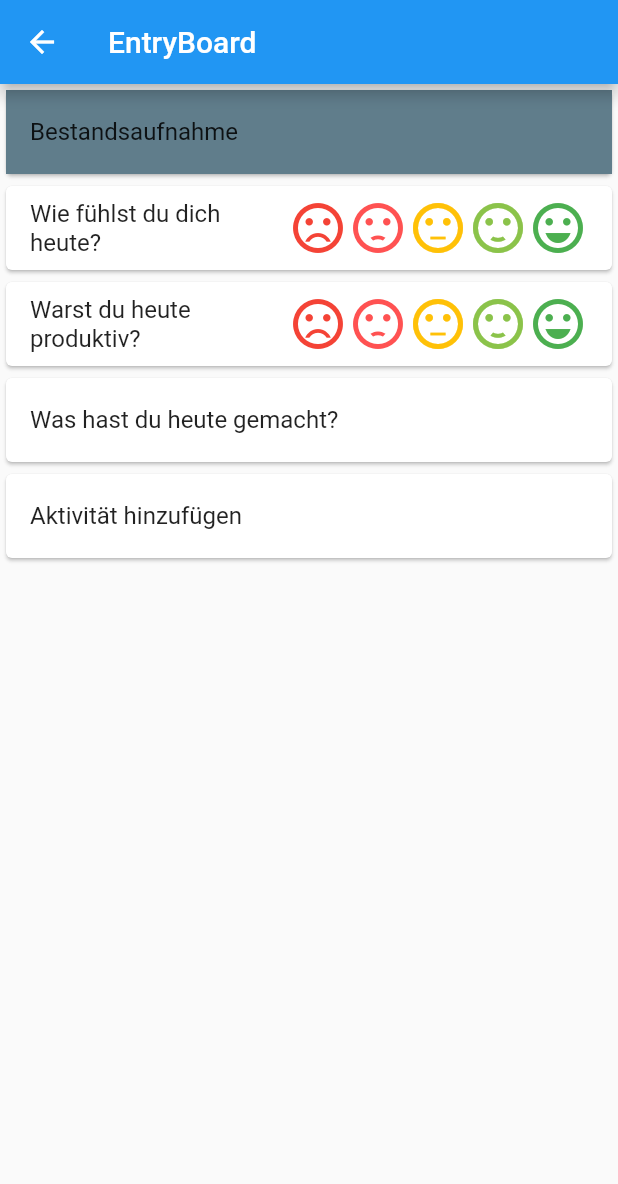
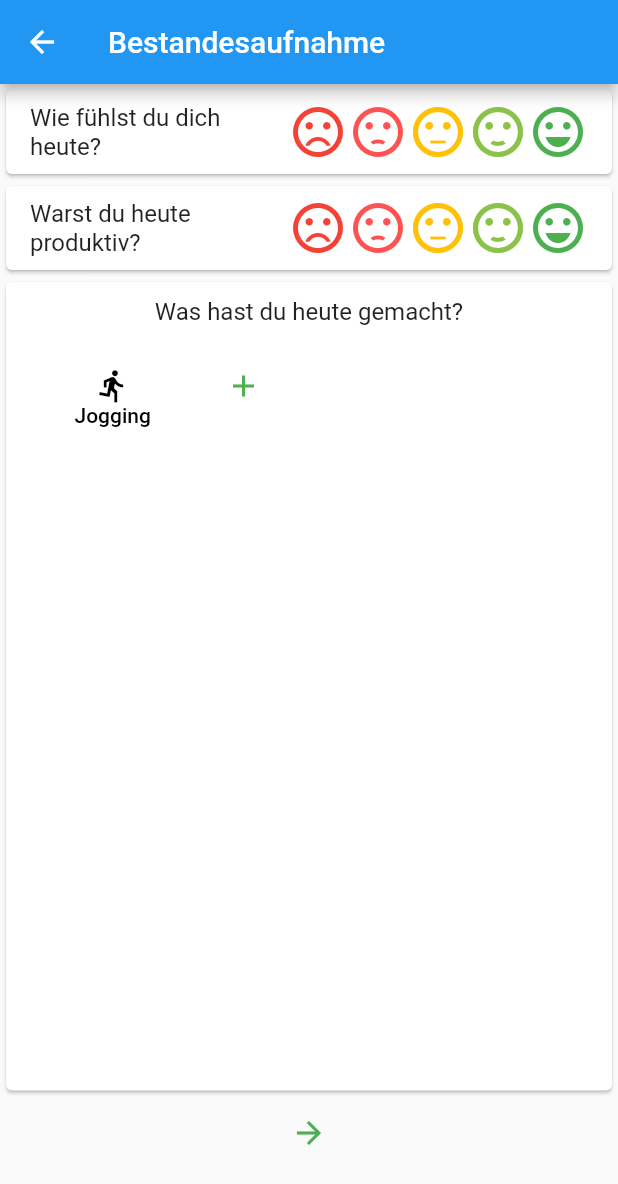
Before and after one commit to nighty34/Gluecksbarometer, a Flutter app: the screen it shows after launch, after a tap on "Aktion Eintragen", on a phone screen of 412 x 824 dp. Shown: the top 1184 px of the screen. Run offline on Flutter 3.47's test engine with Material 2 defaults, Android fonts, the phone set to English and light mode, and no system bars; drawn by our look-alikes of flutter_rating_bar; missing offline and left inert: flutter_material_pickers.

Commit message:
Complete first draft of main page

```diff
--- a/lib/main.dart
+++ b/lib/main.dart
@@ -1,18 +1,28 @@
-import 'package:flutter/animation.dart';
 import 'package:flutter/material.dart';
-import 'package:flutter_rating_bar/flutter_rating_bar.dart';
-import 'package:icon_picker/icon_picker.dart';
+import 'package:gluecks_barometer/src/controller/data_controller.dart';
+import 'package:gluecks_barometer/src/controller/new_activity_controller.dart';
+import 'package:gluecks_barometer/src/controller/new_datapoint_controller.dart';
+import 'package:gluecks_barometer/src/view/evaluation_tab.dart';
+import 'package:gluecks_barometer/src/view/overview_tab.dart';
+import 'package:gluecks_barometer/src/view/tips_tab.dart';
+import 'package:provider/provider.dart';
 
 void main() {
-  runApp(MyApp());
+  runApp(Gluecksbarometer());
 }
 
-class MyApp extends StatelessWidget {
+class Gluecksbarometer extends StatelessWidget {
   @override
   Widget build(BuildContext context) {
-    return MaterialApp(
-      home: Home(),
-    );
+    return MultiProvider(
+        providers: [
+          ChangeNotifierProvider(create: (_) => DataController()),
+          ChangeNotifierProvider(create: (_) => NewDatapointController()),
+          ChangeNotifierProvider(create: (_) => NewActivityController())
+        ],
+        child: MaterialApp(
+          home: Home(),
+        ));
   }
 }
 
@@ -29,211 +39,21 @@ class Home extends StatelessWidget {
                 bottom: TabBar(
                   indicatorColor: Colors.white,
                   tabs: [
-                    Tab(text: "Status",),
+                    Tab(
+                      text: "Übersicht",
+                    ),
                     Tab(text: "Auswertung"),
                     Tab(text: "Tipps")
                   ],
                 ),
-                title: Text("TEST"),
+                title: Text("Glücksbarometer"),
               ),
               body: TabBarView(
-                children: [
-                  buildStatus(context),
-                 buildEvulation(),
-                  buildTipps()
-                ],
+                children: [OverviewTab(), EvaluationTab(), TipsTab()],
               ),
             )
         ),
       ),
     );
   }
-
-  Widget buildStatus(BuildContext context){
-    return Center(child: ListView(
-      children: <Widget>[
-        Card(child: ListTile(
-          title: Text("Guten Tag, TEMP!"),
-          tileColor: Colors.blueGrey,
-
-          //TODO: LIST WITH FAVs
-
-        ),),
-
-        Card(child: ListTile(
-          title: Text("Aktion Eintragen "),
-          onTap: () {
-            Navigator.push(context,
-            MaterialPageRoute(builder: (context) => EntryBoard()));
-          },
-        ),),
-      ],
-    ),);
-  }
-
-
-  Widget buildEvulation(){
-    return  Center(child: ListView(),);
-  }
-
-  Widget buildTipps(){
-    return  Center(child: ListView(
-      children: <Widget>[
-        Card(
-          child: ListTile(
-            title: Text("Tipps"),
-            tileColor: Colors.blueGrey,
-          ),
-        )
-      ],
-    ),);
-  }
 }
-
-class EntryBoard extends StatelessWidget {
-  @override
-  Widget build(BuildContext context) {
-    return Scaffold(
-      backgroundColor: Colors.white,
-      body: SafeArea(
-        child: Scaffold(
-          appBar: AppBar(
-            title: Text("EntryBoard"),
-          ),
-          body: ListView(
-            children: <Widget>[
-              Card(
-                child: ListTile(
-                  title: Text("Bestandsaufnahme"),
-                  tileColor: Colors.blueGrey,
-                ),
-              ),
-              Card(
-                child: ListTile(
-                  title: Text("Wie fühlst du dich heute?"),
-                  trailing: ratingBar()
-                ),
-
-
-              ),
-              Card(
-                child: ListTile(title: Text("Warst du heute produktiv?"),
-                trailing: ratingBar(),),
-              ),
-              Card(
-                child: ListTile(title: Text("Was hast du heute gemacht?"),),
-              ),
-
-              //TODO: GENERATE ACTIVITIES
-
-
-              Card(child: ListTile(title: Text("Aktivität hinzufügen"),
-              onTap: () {
-                Navigator.push(context,
-                    MaterialPageRoute(builder: (context) => ActivityDesigner()));
-              }
-              ),)
-            ],
-          ),
-        ),
-      ),
-    );
-  }
-
-  //TODO: give purpose via Args or sth
-  Widget ratingBar(){
-    return RatingBar.builder(
-      initialRating: 5,
-      itemCount: 5,
-      itemBuilder: (context, index){
-        switch (index) {
-          case 0:
-            return Icon(
-              Icons.sentiment_very_dissatisfied,
-              color: Colors.red,
-            );
-          case 1:
-            return Icon(
-              Icons.sentiment_dissatisfied,
-              color: Colors.redAccent,
-            );
-          case 2:
-            return Icon(
-              Icons.sentiment_neutral,
-              color: Colors.amber,
-            );
-          case 3:
-            return Icon(
-              Icons.sentiment_satisfied,
-              color: Colors.lightGreen,
-            );
-          case 4:
-            return Icon(
-              Icons.sentiment_very_satisfied,
-              color: Colors.green,
-            );
-        }
-      },
-      onRatingUpdate: (rating){
-        print(rating);
-      },
-    );
-  }
-}
-
-class ActivityDesigner extends StatelessWidget {
-  final Map<String, IconData> myIconCollection = {
-    'favorite': Icons.favorite,
-    'home': Icons.home,
-    'android': Icons.android,
-    'album': Icons.album,
-    'ac_unit': Icons.ac_unit
-  };
-
-  @override
-  Widget build(BuildContext context) {
-    return Scaffold(
-      backgroundColor: Colors.white,
-      body: SafeArea(
-        child: Scaffold(
-          appBar: AppBar(
-            title: Text("Activity Designer"),
-          ),
-          body: ListView(
-            children: <Widget>[
-              Card(
-                child: ListTile(
-                  title: Text("Bestandsaufnahme"),
-                  tileColor: Colors.blueGrey,
-                ),
-              ),
-              Card(
-                child: ListTile(
-                  title: Text("Name"),
-                  trailing: Text("ENTRY"), //TODO: Replace with proper Textbox
-                ),
-              ),
-              Card(
-                child: ListTile( //TODO: NOT WORKING
-                  title: Text("Icon"),
-                  trailing: IconPicker(
-                      initialValue: 'favorite',
-                      icon: Icon(Icons.apps),
-                      labelText: "Icon",
-                      title: "Select an icon",
-                      cancelBtn: "CANCEL",
-                      enableSearch: true,
-                      searchHint: 'Search icon',
-                      iconCollection: myIconCollection,
-                      onChanged: (val) => print(val),
-                      onSaved: (val) => print(val),
-                  ),
-                ),
-              )
-            ],
-          ),
-        ),
-      ),
-    );
-  }
-}
--- /dev/null
+++ b/lib/src/controller/new_activity_controller.dart
@@ -0,0 +1,30 @@
+import 'package:flutter/cupertino.dart';
+import 'package:flutter/material.dart';
+
+class NewActivityController extends ChangeNotifier {
+  String _icon;
+  String _name;
+
+  NewActivityController() {
+    reset();
+  }
+
+  String get icon => _icon;
+
+  set icon(String value) {
+    _icon = value;
+    notifyListeners();
+  }
+
+  String get name => _name;
+
+  set name(String value) {
+    _name = value;
+    notifyListeners();
+  }
+
+  reset() {
+    _icon = "run";
+    _name = "";
+  }
+}
--- /dev/null
+++ b/lib/src/controller/new_datapoint_controller.dart
@@ -0,0 +1,50 @@
+import 'package:flutter/cupertino.dart';
+import 'package:gluecks_barometer/src/model/activity.dart';
+import 'package:gluecks_barometer/src/model/mood.dart';
+
+class NewDatapointController extends ChangeNotifier {
+  Mood _mood;
+  List<Activity> _chosenActivities;
+  Mood _productivity;
+
+  NewDatapointController() {
+    reset();
+  }
+
+  Mood get mood => _mood;
+
+  set mood(Mood mood) {
+    _mood = mood;
+    notifyListeners();
+  }
+
+  Mood get productivity => _productivity;
+
+  set productivity(Mood mood) {
+    _productivity = mood;
+    notifyListeners();
+  }
+
+  List<Activity> get chosenActivities => _chosenActivities;
+
+  set chosenActivities(List<Activity> activities) {
+    _chosenActivities = activities;
+    notifyListeners();
+  }
+
+  addChosenActivity(Activity activity) {
+    _chosenActivities.add(activity);
+    notifyListeners();
+  }
+
+  removeChosenActivity(Activity activity) {
+    _chosenActivities.remove(activity);
+    notifyListeners();
+  }
+
+  reset() {
+    _mood = Mood.very_satisfied;
+    _chosenActivities = List.empty(growable: true);
+    _productivity = Mood.very_satisfied;
+  }
+}
--- a/lib/src/model/entry.dart
+++ b/lib/src/model/entry.dart
@@ -1,13 +1,10 @@
-import 'package:gluecks_barometer/src/model/activity.dart';
-import './entry.dart';
-
+import 'package:gluecks_barometer/src/model/mood.dart';
 
 class Entry {
-  Activity activity;
+  List<String> activity;
   DateTime entryDate;
-  var productivityValue;
-  var feelingValue;
+  Mood mood;
+  Mood productivity;
 
-  ///Entry Constructor
-  Entry(this.activity, this.entryDate, this.productivityValue, this.feelingValue);
+  Entry(this.activity, this.entryDate, this.mood, this.productivity);
 }
--- /dev/null
+++ b/lib/src/model/mood.dart
@@ -0,0 +1,7 @@
+enum Mood {
+  very_dissatisfied,
+  dissatisfied,
+  neutral,
+  satisfied,
+  very_satisfied
+}
--- /dev/null
+++ b/lib/src/model/tips.dart
@@ -0,0 +1,6 @@
+class Tips {
+  String title;
+  String content;
+
+  Tips(this.title, this.content);
+}
--- /dev/null
+++ b/lib/src/view/mood_rating_bar.dart
@@ -0,0 +1,52 @@
+import 'package:flutter/cupertino.dart';
+import 'package:flutter/material.dart';
+import 'package:flutter_rating_bar/flutter_rating_bar.dart';
+import 'package:gluecks_barometer/src/model/mood.dart';
+
+class MoodRatingBar extends StatelessWidget {
+  Function(Mood) _onChange;
+
+  MoodRatingBar(Function(Mood) onChange) {
+    _onChange = onChange;
+  }
+
+  @override
+  Widget build(BuildContext context) {
+    return RatingBar.builder(
+      initialRating: 5,
+      itemCount: 5,
+      itemBuilder: (context, index) {
+        switch (index) {
+          case 0:
+            return Icon(
+              Icons.sentiment_very_dissatisfied,
+              color: Colors.red,
+            );
+          case 1:
+            return Icon(
+              Icons.sentiment_dissatisfied,
+              color: Colors.redAccent,
+            );
+          case 2:
+            return Icon(
+              Icons.sentiment_neutral,
+              color: Colors.amber,
+            );
+          case 3:
+            return Icon(
+              Icons.sentiment_satisfied,
+              color: Colors.lightGreen,
+            );
+          case 4:
+            return Icon(
+              Icons.sentiment_very_satisfied,
+              color: Colors.green,
+            );
+        }
+      },
+      onRatingUpdate: (rating) {
+        _onChange(Mood.values[rating.floor() - 1]);
+      },
+    );
+  }
+}
--- /dev/null
+++ b/lib/src/view/new_datapoint.dart
@@ -0,0 +1,133 @@
+import 'package:flutter/cupertino.dart';
+import 'package:flutter/material.dart';
+import 'package:gluecks_barometer/src/controller/data_controller.dart';
+import 'package:gluecks_barometer/src/controller/new_datapoint_controller.dart';
+import 'package:gluecks_barometer/src/model/activity.dart';
+import 'package:gluecks_barometer/src/model/entry.dart';
+import 'package:gluecks_barometer/src/view/mood_rating_bar.dart';
+import 'package:gluecks_barometer/src/view/new_activity.dart';
+import 'package:provider/provider.dart';
+
+class NewDatapoint extends StatelessWidget {
+  final Map<String, IconData> myIconCollection = {
+    'favorite': Icons.favorite,
+    'home': Icons.home,
+    'android': Icons.android,
+    'album': Icons.album,
+    'ac_unit': Icons.ac_unit
+  };
+
+  @override
+  Widget build(BuildContext context) {
+    DataController dataController = Provider.of<DataController>(context);
+    NewDatapointController controller =
+        Provider.of<NewDatapointController>(context);
+    return Scaffold(
+      backgroundColor: Colors.white,
+      body: SafeArea(
+        child: Scaffold(
+          appBar: AppBar(
+            title: Text("Bestandesaufnahme"),
+          ),
+          body: ListView(
+            children: <Widget>[
+              Card(
+                child: ListTile(
+                    title: Text("Wie fühlst du dich heute?"),
+                    trailing: MoodRatingBar((mood) => controller.mood = mood)),
+              ),
+              Card(
+                child: ListTile(
+                  title: Text("Warst du heute produktiv?"),
+                  trailing: MoodRatingBar(
+                      (productivity) => controller.productivity = productivity),
+                ),
+              ),
+              Card(
+                child: Container(
+                    padding: EdgeInsets.all(10),
+                    child: Column(
+                      children: [
+                        Text("Was hast du heute gemacht?",
+                            style: TextStyle(fontSize: 16)),
+                        Container(
+                            padding: EdgeInsets.all(20),
+                            height: 500,
+                            width: 500,
+                            child: GridView.builder(
+                                gridDelegate:
+                                    SliverGridDelegateWithFixedCrossAxisCount(
+                                        crossAxisCount: 4,
+                                        mainAxisSpacing: 5,
+                                        crossAxisSpacing: 5),
+                                itemCount:
+                                    dataController.user.activities.length + 1,
+                                itemBuilder: (con, x) {
+                                  if (x <
+                                      dataController.user.activities.length) {
+                                    Activity activity = dataController
+                                        .user.activities.values
+                                        .elementAt(x);
+                                    return TextButton(
+                                      style: ButtonStyle(
+                                          backgroundColor:
+                                              MaterialStateProperty.all(
+                                                  controller.chosenActivities
+                                                          .contains(activity)
+                                                      ? Colors.tealAccent
+                                                      : Colors.transparent)),
+                                      child: Column(
+                                        children: [
+                                          Icon(
+                                              dataController.activityIcons[
+                                                  activity.iconSrc],
+                                              color: Colors.black),
+                                          Text(activity.name,
+                                              maxLines: 1,
+                                              style: TextStyle(
+                                                  color: Colors.black))
+                                        ],
+                                      ),
+                                      onPressed: () => controller
+                                              .chosenActivities
+                                              .contains(activity)
+                                          ? controller
+                                              .removeChosenActivity(activity)
+                                          : controller
+                                              .addChosenActivity(activity),
+                                    );
+                                  } else {
+                                    return TextButton(
+                                        child: Column(children: [
+                                          Icon(Icons.add, color: Colors.green),
+                                          Text("")
+                                          // this is a hack in order to align the button with the others
+                                        ]),
+                                        onPressed: () => Navigator.push(
+                                            context,
+                                            new MaterialPageRoute(
+                                                builder: (_) =>
+                                                    NewActivity())));
+                                  }
+                                })),
+                      ],
+                    )),
+              ),
+              IconButton(
+                  icon: Icon(Icons.arrow_forward, color: Colors.green),
+                  onPressed: () {
+                    dataController.addEntry(new Entry(
+                        List.of(controller.chosenActivities.map((e) => e.name)),
+                        DateTime.now(),
+                        controller.mood,
+                        controller.productivity));
+                    controller.reset();
+                    Navigator.pop(context);
+                  })
+            ],
+          ),
+        ),
+      ),
+    );
+  }
+}
--- /dev/null
+++ b/lib/src/view/overview_tab.dart
@@ -0,0 +1,31 @@
+import 'package:flutter/cupertino.dart';
+import 'package:flutter/material.dart';
+import 'package:gluecks_barometer/src/view/new_datapoint.dart';
+
+class OverviewTab extends StatelessWidget {
+  @override
+  Widget build(BuildContext context) {
+    return Center(
+      child: ListView(
+        children: <Widget>[
+          Card(
+            child: ListTile(
+              title: Text("Guten Tag, TEMP!"),
+              tileColor: Colors.blueGrey,
+              //TODO: LIST WITH FAVs
+            ),
+          ),
+          Card(
+            child: ListTile(
+              title: Text("Aktion Eintragen"),
+              onTap: () {
+                Navigator.push(
+                    context, MaterialPageRoute(builder: (_) => NewDatapoint()));
+              },
+            ),
+          ),
+        ],
+      ),
+    );
+  }
+}
--- a/pubspec.yaml
+++ b/pubspec.yaml
@@ -21,10 +21,11 @@ environment:
   sdk: ">=2.7.0 <3.0.0"
 
 dependencies:
+  provider: ^4.3.3
+  flutter_rating_bar: ^3.2.0+1
+  flutter_material_pickers: ^1.9.1
   flutter:
     sdk: flutter
-  flutter_rating_bar: ^3.2.0+1
-  icon_picker: "^1.1.1"
 
 
   # The following adds the Cupertino Icons font to your application.
```
Also changed, not shown: lib/src/controller/data_controller.dart (added, +31 -0 lines), lib/src/model/activity.dart (+0 -9 lines), lib/src/model/tipps.dart (deleted, +0 -8 lines), lib/src/model/user.dart (+7 -11 lines), lib/src/view/choose_icon_dialog.dart (added, +9 -0 lines), lib/src/view/evaluation_tab.dart (added, +10 -0 lines), lib/src/view/new_activity.dart (added, +67 -0 lines), lib/src/view/tips_tab.dart (added, +13 -0 lines), pubspec.lock, 1 other file.
